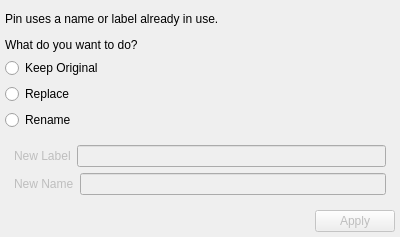
Qt form Application/name_conflict_gui.ui (Sprunth/RGG) before a commit.
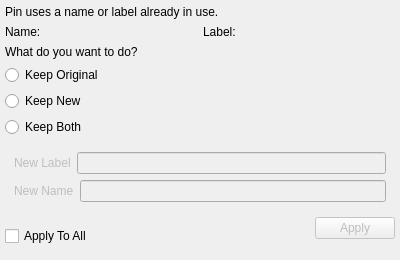
The same form after that commit.

Commit message: update conflict dialog

Diff of the .ui file:
```diff
--- a/Application/name_conflict_gui.ui
+++ b/Application/name_conflict_gui.ui
@@ -7,7 +7,7 @@
     <x>0</x>
     <y>0</y>
     <width>400</width>
-    <height>237</height>
+    <height>260</height>
    </rect>
   </property>
   <property name="windowTitle">
@@ -28,6 +28,38 @@
      </item>
     </layout>
    </item>
+   <item>
+    <layout class="QHBoxLayout" name="horizontalLayout_5">
+     <item>
+      <widget class="QLabel" name="label_5">
+       <property name="text">
+        <string>Name:</string>
+       </property>
+      </widget>
+     </item>
+     <item>
+      <widget class="QLabel" name="name_label">
+       <property name="text">
+        <string/>
+       </property>
+      </widget>
+     </item>
+     <item>
+      <widget class="QLabel" name="label_6">
+       <property name="text">
+        <string>Label:</string>
+       </property>
+      </widget>
+     </item>
+     <item>
+      <widget class="QLabel" name="label_label">
+       <property name="text">
+        <string/>
+       </property>
+      </widget>
+     </item>
+    </layout>
+   </item>
    <item>
     <layout class="QVBoxLayout" name="verticalLayout_2">
      <item>
@@ -49,14 +81,14 @@
        <item>
         <widget class="QRadioButton" name="OverWrite">
          <property name="text">
-          <string>Replace</string>
+          <string>Keep New</string>
          </property>
         </widget>
        </item>
        <item>
         <widget class="QRadioButton" name="Rename">
          <property name="text">
-          <string>Rename</string>
+          <string>Keep Both</string>
          </property>
         </widget>
        </item>
@@ -103,6 +135,13 @@
    </item>
    <item>
     <layout class="QHBoxLayout" name="horizontalLayout_3">
+     <item>
+      <widget class="QCheckBox" name="applyToAll">
+       <property name="text">
+        <string>Apply To All</string>
+       </property>
+      </widget>
+     </item>
      <item>
       <spacer name="horizontalSpacer">
        <property name="orientation">
@@ -121,6 +160,9 @@
        <property name="enabled">
         <bool>false</bool>
        </property>
+       <property name="orientation">
+        <enum>Qt::Vertical</enum>
+       </property>
        <property name="standardButtons">
         <set>QDialogButtonBox::Apply</set>
        </property>
```
The commit also changes 7 other files.
